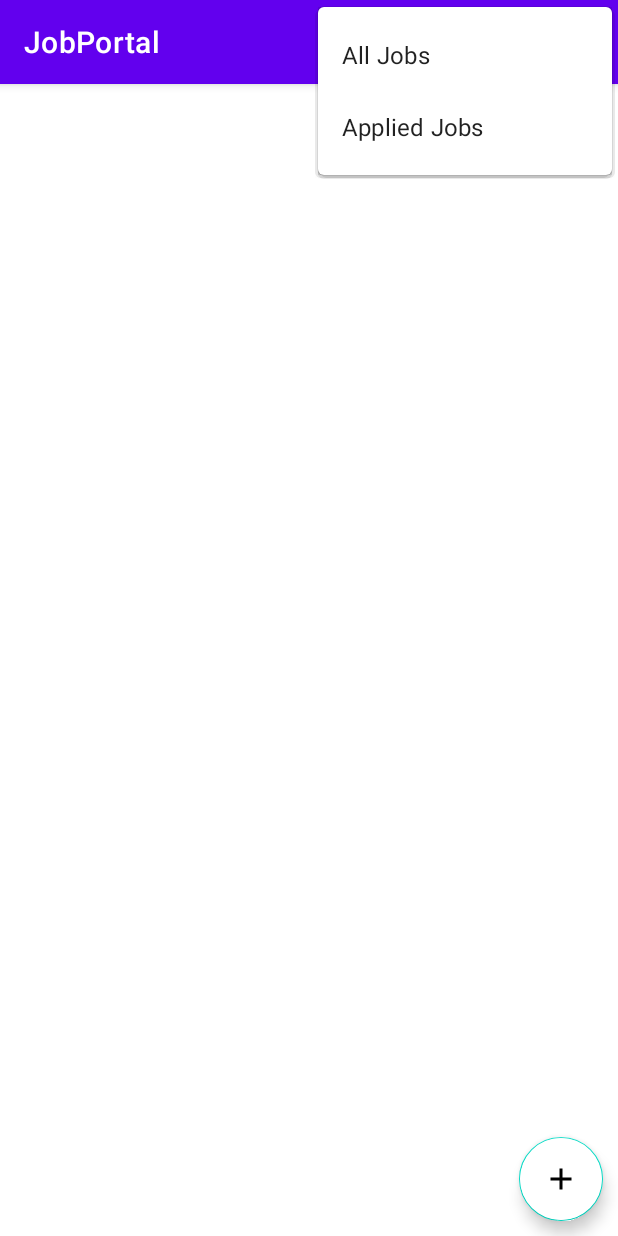
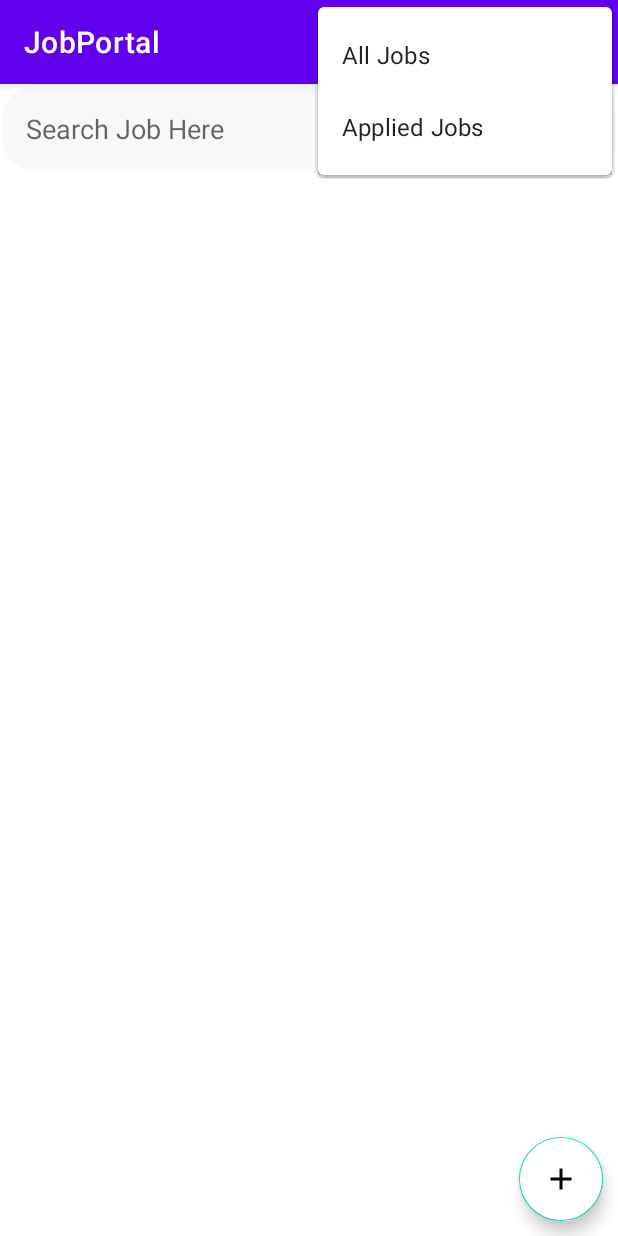
Before and after one commit to naga-reddy27/JobsPortal, an Android app: the HomeActivity screen opened directly, with no data from a screen before it, with the options menu open, on a phone screen of 412 x 824 dp. Run offline under Robolectric (Android 15) with nearby library versions, the phone set to English and light mode, and no system bars.

Commit message:
Search by job or org feature added.

```diff
--- a/app/src/main/java/com/user/jobportal/activity/HomeActivity.java
+++ b/app/src/main/java/com/user/jobportal/activity/HomeActivity.java
@@ -12,10 +12,13 @@ import android.content.SharedPreferences;
 import android.database.Cursor;
 import android.graphics.Shader;
 import android.os.Bundle;
+import android.text.Editable;
+import android.text.TextWatcher;
 import android.util.Log;
 import android.view.Menu;
 import android.view.MenuItem;
 import android.view.View;
+import android.widget.EditText;
 import android.widget.TextView;
 import android.widget.Toast;
 
@@ -31,6 +34,7 @@ import java.util.List;
 public class HomeActivity extends AppCompatActivity implements JobListAdapter.ItemClickListener {
     private final String TAG = HomeActivity.this.getClass().getSimpleName();
     private FloatingActionButton fab;
+    private EditText edtSearchJob;
     private RecyclerView recyclerView;
     private TextView txtNoData;
     private String adminId;
@@ -49,6 +53,7 @@ public class HomeActivity extends AppCompatActivity implements JobListAdapter.It
 
         fab = findViewById(R.id.fab_button);
         recyclerView = findViewById(R.id.recycler_view);
+        edtSearchJob = findViewById(R.id.search_view);
         txtNoData = findViewById(R.id.nodata);
         db = new DBHelper(HomeActivity.this);
 
@@ -77,7 +82,35 @@ public class HomeActivity extends AppCompatActivity implements JobListAdapter.It
                 startAddJobActivity(null, null, "new");
             }
         });
+        edtSearchJob.addTextChangedListener(new TextWatcher() {
+            @Override
+            public void beforeTextChanged(CharSequence charSequence, int i, int i1, int i2) {
 
+            }
+
+            @Override
+            public void onTextChanged(CharSequence charSequence, int i, int i1, int i2) {
+
+            }
+
+            @Override
+            public void afterTextChanged(Editable editable) {
+                filterList(editable.toString());
+            }
+        });
+
+    }
+
+    private void filterList(String str) {
+        List<JobModel> filterList = new ArrayList<>();
+        if (jobList != null && jobList.size() > 0) {
+            for (JobModel job : jobList) {
+                if (job.getJobName().toLowerCase().contains(str.toLowerCase()) || job.getOrg().toLowerCase().contains(str.toLowerCase())) {
+                    filterList.add(job);
+                }
+            }
+        }
+        adapter.filteredList(filterList);
     }
 
     private void getAllJobsList() {
--- a/app/src/main/java/com/user/jobportal/adapter/JobListAdapter.java
+++ b/app/src/main/java/com/user/jobportal/adapter/JobListAdapter.java
@@ -21,6 +21,7 @@ import com.user.jobportal.activity.HomeActivity;
 import com.user.jobportal.db.DBHelper;
 import com.user.jobportal.model.JobModel;
 
+import java.math.BigDecimal;
 import java.util.ArrayList;
 import java.util.List;
 
@@ -120,6 +121,10 @@ public class JobListAdapter extends RecyclerView.Adapter<JobListAdapter.MyViewHo
         }
 
     }
+    public void filteredList(List<JobModel> jobsList){
+        this.jobsList = jobsList;
+        notifyDataSetChanged();
+    }
 
     @Override
     public int getItemCount() {
--- /dev/null
+++ b/app/src/main/res/drawable/ic_baseline_search_24.xml
@@ -0,0 +1,10 @@
+<vector xmlns:android="http://schemas.android.com/apk/res/android"
+    android:width="24dp"
+    android:height="24dp"
+    android:viewportWidth="24"
+    android:viewportHeight="24"
+    android:tint="?attr/colorControlNormal">
+  <path
+      android:fillColor="@android:color/white"
+      android:pathData="M15.5,14h-0.79l-0.28,-0.27C15.41,12.59 16,11.11 16,9.5 16,5.91 13.09,3 9.5,3S3,5.91 3,9.5 5.91,16 9.5,16c1.61,0 3.09,-0.59 4.23,-1.57l0.27,0.28v0.79l5,4.99L20.49,19l-4.99,-5zM9.5,14C7.01,14 5,11.99 5,9.5S7.01,5 9.5,5 14,7.01 14,9.5 11.99,14 9.5,14z"/>
+</vector>
--- a/app/src/main/res/layout/activity_home.xml
+++ b/app/src/main/res/layout/activity_home.xml
@@ -6,10 +6,23 @@
     android:layout_height="match_parent"
     tools:context=".activity.HomeActivity">
 
+    <EditText
+        android:id="@+id/search_view"
+        android:layout_width="match_parent"
+        android:layout_height="wrap_content"
+        android:drawableRight="@drawable/ic_baseline_search_24"
+        android:drawablePadding="8dp"
+        android:hint="Search Job Here"
+        android:padding="15dp"
+        android:layout_margin="2dp"
+        android:background="@drawable/rounded_rect"
+        android:layout_alignParentTop="true" />
+
     <androidx.recyclerview.widget.RecyclerView
         android:id="@+id/recycler_view"
         android:layout_width="match_parent"
         android:layout_height="match_parent"
+        android:layout_below="@+id/search_view"
         android:visibility="visible" />
 
     <TextView
```
